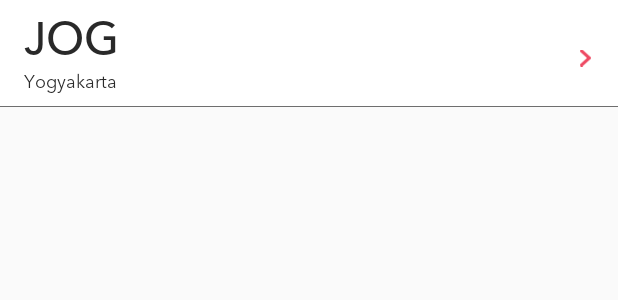
After one commit to DjakaTechnology/flicker-flight-app, an Android app: the layout activity_airport.xml on its own in the app's theme, with its tools: preview values and no code run, on a phone screen of 412 x 824 dp. The commit adds this screen. Shown: the top 300 px of the screen. Run offline under Robolectric (Android 15) with nearby library versions, the phone set to English and light mode, and no system bars.

Commit message:
Added airport activity

```diff
--- a/app/src/main/AndroidManifest.xml
+++ b/app/src/main/AndroidManifest.xml
@@ -9,7 +9,8 @@
         android:roundIcon="@mipmap/ic_launcher_round"
         android:supportsRtl="true"
         android:theme="@style/AppTheme">
-        <activity android:name=".SeatActivity"></activity>
+        <activity android:name=".AirportActivity"></activity>
+        <activity android:name=".SeatActivity" />
         <activity android:name=".ui.paymentActivity.PaymentActivity" />
         <activity android:name=".ui.paymentChooseActivity.PaymentChooseActivity" />
         <activity android:name=".ui.detailOrderContact.DetailOrderContactActivity" />
--- /dev/null
+++ b/app/src/main/res/drawable/ic_search.xml
@@ -0,0 +1,5 @@
+<vector android:autoMirrored="true" android:height="24dp"
+    android:tint="#FFFFFF" android:viewportHeight="24.0"
+    android:viewportWidth="24.0" android:width="24dp" xmlns:android="http://schemas.android.com/apk/res/android">
+    <path android:fillColor="#FF000000" android:pathData="M15.5,14h-0.79l-0.28,-0.27C15.41,12.59 16,11.11 16,9.5 16,5.91 13.09,3 9.5,3S3,5.91 3,9.5 5.91,16 9.5,16c1.61,0 3.09,-0.59 4.23,-1.57l0.27,0.28v0.79l5,4.99L20.49,19l-4.99,-5zM9.5,14C7.01,14 5,11.99 5,9.5S7.01,5 9.5,5 14,7.01 14,9.5 11.99,14 9.5,14z"/>
+</vector>
--- /dev/null
+++ b/app/src/main/res/layout/activity_airport.xml
@@ -0,0 +1,10 @@
+<?xml version="1.0" encoding="utf-8"?>
+<LinearLayout xmlns:android="http://schemas.android.com/apk/res/android"
+    xmlns:app="http://schemas.android.com/apk/res-auto"
+    xmlns:tools="http://schemas.android.com/tools"
+    android:layout_width="match_parent"
+    android:layout_height="match_parent"
+    tools:context=".AirportActivity">
+    <include layout="@layout/rv_airport_item"/>
+
+</LinearLayout>
--- /dev/null
+++ b/app/src/main/res/layout/rv_airport_item.xml
@@ -0,0 +1,66 @@
+<?xml version="1.0" encoding="utf-8"?>
+<androidx.constraintlayout.widget.ConstraintLayout xmlns:android="http://schemas.android.com/apk/res/android"
+    xmlns:app="http://schemas.android.com/apk/res-auto"
+    xmlns:tools="http://schemas.android.com/tools"
+    android:layout_width="match_parent"
+    android:layout_height="wrap_content"
+    android:orientation="vertical"
+    android:paddingTop="6dp"
+    android:clickable="true"
+    android:foreground="?selectableItemBackground"
+    android:background="@color/white"
+    android:id="@+id/cl_payment_item"
+    >
+
+    <TextView
+        android:id="@+id/tv_from2"
+        android:layout_width="wrap_content"
+        android:layout_height="wrap_content"
+        android:layout_marginStart="16dp"
+        android:layout_marginEnd="8dp"
+        android:fontFamily="@font/avenir_medium"
+        android:includeFontPadding="false"
+        android:text="JOG"
+        android:textColor="@color/black_main"
+        android:textSize="30sp"
+        app:layout_constraintEnd_toStartOf="@+id/imageView3"
+        app:layout_constraintStart_toStartOf="parent"
+        app:layout_constraintTop_toTopOf="parent" />
+
+    <TextView
+        android:id="@+id/tv_from_city2"
+        android:layout_width="wrap_content"
+        android:layout_height="wrap_content"
+        android:layout_marginBottom="8dp"
+        android:fontFamily="@font/avenir_regular"
+        android:includeFontPadding="false"
+        android:text="Yogyakarta"
+        android:textColor="@color/black_main"
+        android:textSize="12sp"
+        app:layout_constraintBottom_toBottomOf="parent"
+        app:layout_constraintStart_toStartOf="@+id/tv_from2"
+        app:layout_constraintTop_toBottomOf="@+id/tv_from2" />
+
+    <View
+        android:id="@+id/view2"
+        android:layout_width="0dp"
+        android:layout_height="0.5dp"
+        android:layout_marginStart="16dp"
+        android:layout_marginEnd="16dp"
+        android:background="@color/black_sub"
+        app:layout_constraintBottom_toBottomOf="parent"
+        app:layout_constraintEnd_toStartOf="@+id/tv_destination_airport"
+        app:layout_constraintStart_toEndOf="@+id/tv_depart_airport" />
+
+    <ImageView
+        android:id="@+id/imageView7"
+        android:layout_width="wrap_content"
+        android:layout_height="24dp"
+        android:layout_marginEnd="16dp"
+        android:rotation="270"
+        app:layout_constraintBottom_toBottomOf="parent"
+        app:layout_constraintEnd_toEndOf="parent"
+        app:layout_constraintTop_toTopOf="parent"
+        app:srcCompat="@drawable/ic_dropdown" />
+
+</androidx.constraintlayout.widget.ConstraintLayout>
--- a/app/src/main/res/values/arrays.xml
+++ b/app/src/main/res/values/arrays.xml
@@ -1,7 +1,7 @@
 <?xml version="1.0" encoding="utf-8"?>
 <resources>
     <string-array name="dummy">
-        <item>1</item>
+        <item>JKT</item>
         <item>2</item>
         <item>3</item>
         <item>4</item>
--- a/app/src/main/res/values/styles.xml
+++ b/app/src/main/res/values/styles.xml
@@ -6,6 +6,32 @@
         <item name="colorPrimary">@color/colorPrimary</item>
         <item name="colorPrimaryDark">@color/colorPrimaryDark</item>
         <item name="colorAccent">@color/colorAccent</item>
+        <item name="android:spinnerItemStyle">
+            @style/spinnerDropDownItemStyle
+        </item>
+
+        <!-- For each individual Spinner list item once clicked on -->
+        <item name="android:spinnerDropDownItemStyle">
+            @style/spinnerDropDownItemStyle
+        </item>
+    </style>
+    <style name="spinnerDropDownItemStyle">
+        <item name="android:textSize">24sp</item>
+        <item name="android:fontFamily">@font/avenir_demi</item>
+        <item name="android:textColor">@color/black_main</item>
+    </style>
+    <style name="ActionBar" parent="@style/Base.Theme.AppCompat.Light.DarkActionBar">
+        <item name="colorPrimary">@color/colorPrimary</item>
+    <item name="colorPrimaryDark">@color/colorPrimaryDark</item>
+    <item name="colorAccent">@color/colorAccent</item>
+    <item name="android:spinnerItemStyle">
+        @style/spinnerDropDownItemStyle
+    </item>
+
+    <!-- For each individual Spinner list item once clicked on -->
+    <item name="android:spinnerDropDownItemStyle">
+        @style/spinnerDropDownItemStyle
+    </item>
     </style>
 
 </resources>
```
Also changed, not shown: app/src/main/java/id/djaka/flicker/AirportActivity.kt (added, +19 -0 lines), app/src/main/res/layout/fragment_home.xml (+8 -30 lines), app/src/main/res/menu/options_menu.xml (added, +9 -0 lines).
